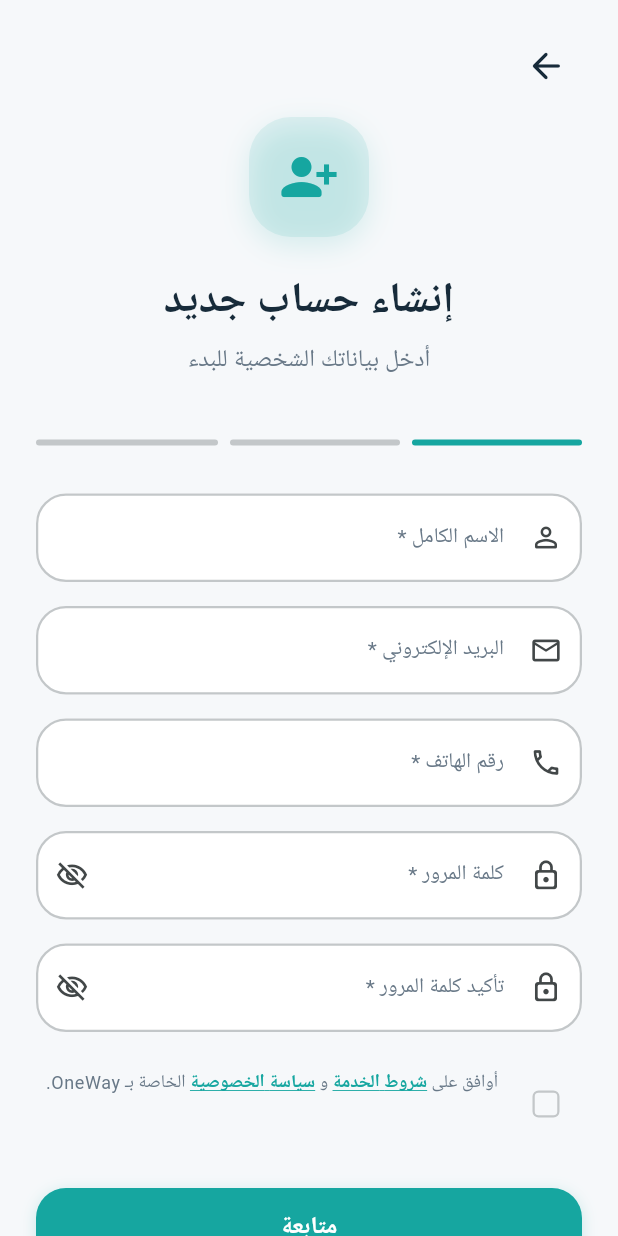
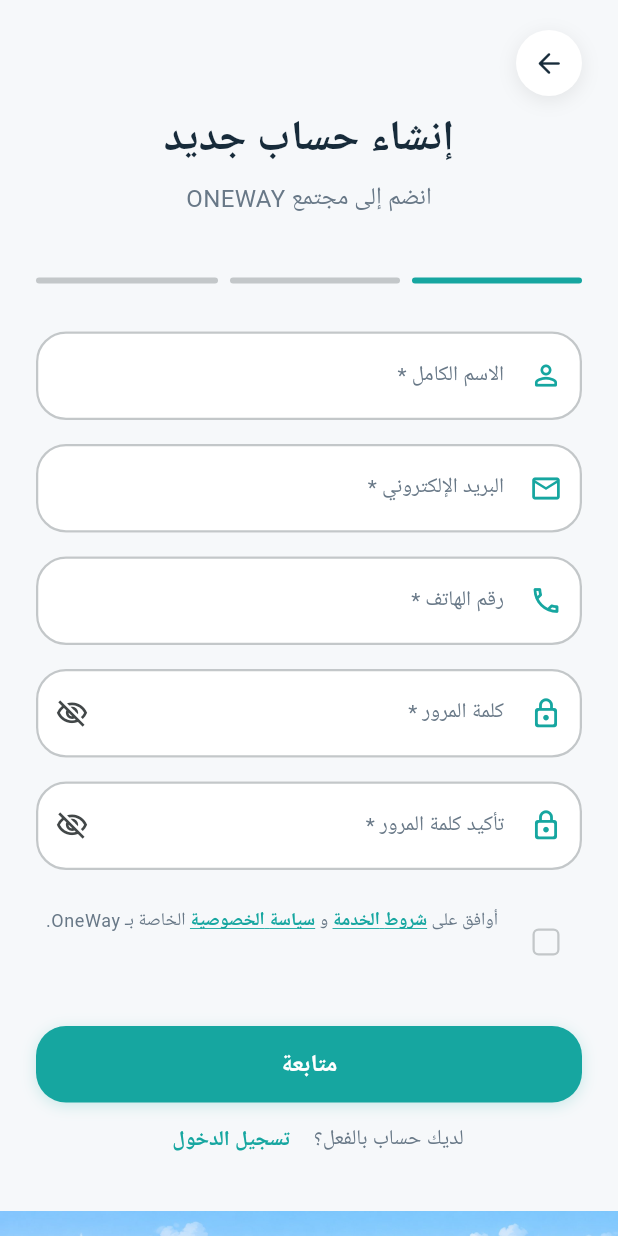
Before and after one commit to Abdulrahman-Mady/ONEWAY, a Flutter app: the RegistrationStep1Widget screen opened by its route, on a phone screen of 412 x 824 dp. Run offline on Flutter 3.47's test engine with Material 3 defaults, Android fonts, the phone set to English and light mode, and no system bars; our stand-ins replace auto_size_text, cached_network_image, cloud_firestore, cloud_functions, connectivity_plus, dropdown_button2 and 25 more; missing offline and left inert: json_path, pointer_interceptor; accounts and stored records are empty; Roboto replaces fonts that are missing (Cairo).

Commit message:
redesign: signup step 1 to mockup - white back circle, teal field icons, community subtitle, skyline footer

```diff
--- a/lib/pages/authentication/registration_step1_widget.dart
+++ b/lib/pages/authentication/registration_step1_widget.dart
@@ -117,15 +117,29 @@ class _RegistrationStep1WidgetState extends State<RegistrationStep1Widget>
                         // Back button
                         Align(
                           alignment: AlignmentDirectional.centerStart,
+                          child: Container(
+                            width: 44,
+                            height: 44,
+                            decoration: BoxDecoration(
+                              color: Colors.white,
+                              shape: BoxShape.circle,
+                              boxShadow: [
+                                BoxShadow(
+                                  blurRadius: 10,
+                                  color: Colors.black.withValues(alpha: 0.08),
+                                  offset: const Offset(0, 3),
+                                ),
+                              ],
+                            ),
                             child: IconButton(
                               onPressed: () => context.safePop(),
                               icon: Icon(
                                 Icons.arrow_forward_rounded,
                                 color: theme.primaryText,
-                              size: 28,
+                                size: 22,
                               ),
                               padding: EdgeInsets.zero,
-                            constraints: const BoxConstraints(),
+                            ),
                           ),
                         ),
                         const SizedBox(height: 10),
@@ -174,7 +188,19 @@ class _RegistrationStep1WidgetState extends State<RegistrationStep1Widget>
                         const Spacer(),
                         // Login link
                         _buildLoginLink(theme),
-                        const SizedBox(height: 32),
+                        const SizedBox(height: 24),
+                        // Illustrated Cairo skyline footer (full-bleed).
+                        Padding(
+                          padding:
+                              const EdgeInsets.symmetric(horizontal: -24),
+                          child: Image.asset(
+                            'assets/images/signup_skyline.jpg',
+                            height: 110,
+                            width: double.infinity,
+                            fit: BoxFit.cover,
+                            alignment: Alignment.topCenter,
+                          ),
+                        ),
                       ],
                     ),
                   ),
@@ -190,28 +216,6 @@ class _RegistrationStep1WidgetState extends State<RegistrationStep1Widget>
   Widget _buildHeader(FlutterFlowTheme theme) {
     return Column(
       children: [
-        Container(
-          width: 80,
-          height: 80,
-          decoration: BoxDecoration(
-            color: theme.primary.withValues(alpha: 0.1),
-            borderRadius: BorderRadius.circular(theme.designToken.radius.xxl),
-            boxShadow: [
-              BoxShadow(
-                blurRadius: 16,
-                color: theme.primary.withValues(alpha: 0.15),
-                offset: const Offset(0, 6),
-                spreadRadius: 0,
-              ),
-            ],
-          ),
-          child: Icon(
-            Icons.person_add_alt_1_rounded,
-            color: theme.primary,
-            size: 40,
-          ),
-        ),
-        const SizedBox(height: 24),
         Text(
           'إنشاء حساب جديد',
           style: theme.headlineSmall.copyWith(
@@ -223,7 +227,7 @@ class _RegistrationStep1WidgetState extends State<RegistrationStep1Widget>
         ),
         const SizedBox(height: 8),
         Text(
-          'أدخل بياناتك الشخصية للبدء',
+          'انضم إلى مجتمع ONEWAY',
           style: theme.bodyLarge.copyWith(
             fontSize: 16,
             color: theme.secondaryText,
@@ -271,7 +275,7 @@ class _RegistrationStep1WidgetState extends State<RegistrationStep1Widget>
       decoration: InputDecoration(
         labelText: 'الاسم الكامل *',
         hintText: 'أحمد محمد علي',
-        prefixIcon: Icon(Icons.person_outline_rounded, color: theme.onSurfaceVariant, size: 22),
+        prefixIcon: Icon(Icons.person_outline_rounded, color: theme.primary, size: 22),
         filled: true,
         fillColor: theme.surface,
         contentPadding: const EdgeInsets.symmetric(horizontal: 20, vertical: 18),
@@ -304,7 +308,7 @@ class _RegistrationStep1WidgetState extends State<RegistrationStep1Widget>
       decoration: InputDecoration(
         labelText: 'البريد الإلكتروني *',
         hintText: 'example@mail.com',
-        prefixIcon: Icon(Icons.email_outlined, color: theme.onSurfaceVariant, size: 22),
+        prefixIcon: Icon(Icons.email_outlined, color: theme.primary, size: 22),
         filled: true,
         fillColor: theme.surface,
         contentPadding: const EdgeInsets.symmetric(horizontal: 20, vertical: 18),
@@ -337,7 +341,7 @@ class _RegistrationStep1WidgetState extends State<RegistrationStep1Widget>
       decoration: InputDecoration(
         labelText: 'رقم الهاتف *',
         hintText: '010xxxxxxxx',
-        prefixIcon: Icon(Icons.phone_outlined, color: theme.onSurfaceVariant, size: 22),
+        prefixIcon: Icon(Icons.phone_outlined, color: theme.primary, size: 22),
         filled: true,
         fillColor: theme.surface,
         contentPadding: const EdgeInsets.symmetric(horizontal: 20, vertical: 18),
@@ -370,7 +374,7 @@ class _RegistrationStep1WidgetState extends State<RegistrationStep1Widget>
       decoration: InputDecoration(
         labelText: 'كلمة المرور *',
         hintText: '••••••••',
-        prefixIcon: Icon(Icons.lock_outline_rounded, color: theme.onSurfaceVariant, size: 22),
+        prefixIcon: Icon(Icons.lock_outline_rounded, color: theme.primary, size: 22),
         suffixIcon: IconButton(
           icon: Icon(
             _passwordVisible ? Icons.visibility_outlined : Icons.visibility_off_outlined,
@@ -411,7 +415,7 @@ class _RegistrationStep1WidgetState extends State<RegistrationStep1Widget>
       decoration: InputDecoration(
         labelText: 'تأكيد كلمة المرور *',
         hintText: '••••••••',
-        prefixIcon: Icon(Icons.lock_outline_rounded, color: theme.onSurfaceVariant, size: 22),
+        prefixIcon: Icon(Icons.lock_outline_rounded, color: theme.primary, size: 22),
         suffixIcon: IconButton(
           icon: Icon(
             _confirmPasswordVisible ? Icons.visibility_outlined : Icons.visibility_off_outlined,
```
Also changed, not shown: assets/images/signup_skyline.jpg (added), 1 other file. Lines whose indentation alone changed are shown as unchanged.
